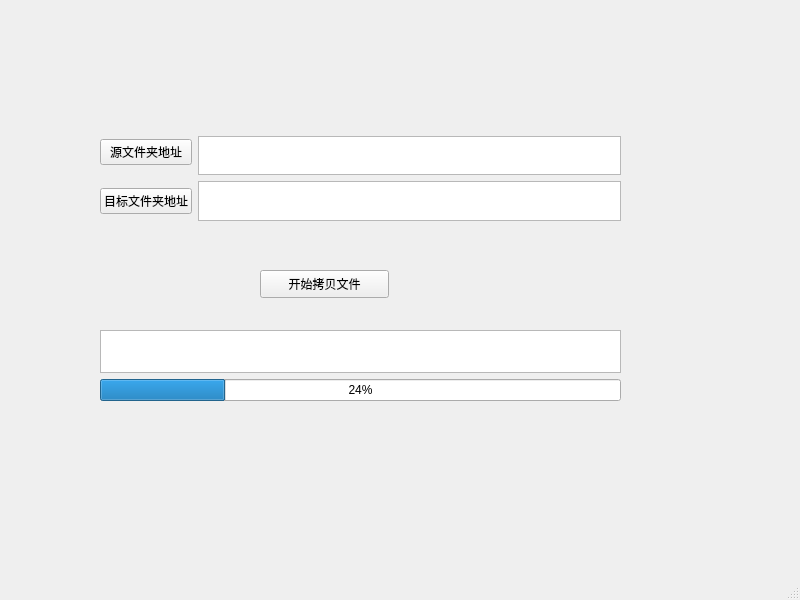
Qt form computer/copy_files/ui.ui (Alex98K/python_project) before a commit.
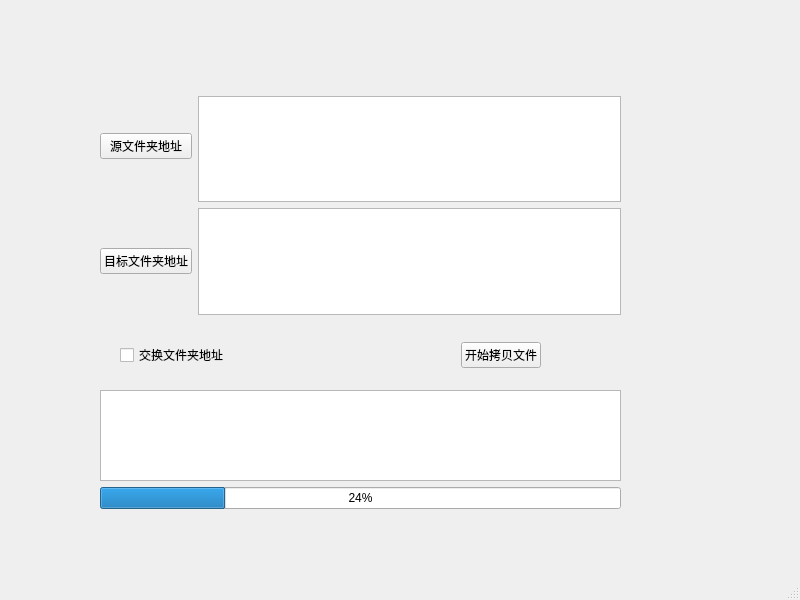
The same form after that commit.

Patch:
```diff
--- a/computer/copy_files/ui.ui
+++ b/computer/copy_files/ui.ui
@@ -18,22 +18,18 @@
     <property name="geometry">
      <rect>
       <x>100</x>
-      <y>130</y>
+      <y>90</y>
       <width>521</width>
-      <height>91</height>
+      <height>225</height>
      </rect>
     </property>
     <layout class="QGridLayout" name="gridLayout">
-     <item row="2" column="0">
-      <widget class="QPushButton" name="pushButton_2">
-       <property name="text">
-        <string>目标文件夹地址</string>
-       </property>
-      </widget>
-     </item>
-     <item row="2" column="1">
+     <item row="3" column="1">
       <widget class="QTextBrowser" name="textBrowser_2"/>
      </item>
+     <item row="1" column="1">
+      <widget class="QTextBrowser" name="textBrowser_1"/>
+     </item>
      <item row="0" column="0" rowspan="2">
       <widget class="QPushButton" name="pushButton_1">
        <property name="text">
@@ -41,31 +37,22 @@
        </property>
       </widget>
      </item>
-     <item row="1" column="1">
-      <widget class="QTextBrowser" name="textBrowser_1"/>
+     <item row="3" column="0">
+      <widget class="QPushButton" name="pushButton_2">
+       <property name="text">
+        <string>目标文件夹地址</string>
+       </property>
+      </widget>
      </item>
     </layout>
    </widget>
-   <widget class="QPushButton" name="pushButton_3">
-    <property name="geometry">
-     <rect>
-      <x>260</x>
-      <y>270</y>
-      <width>129</width>
-      <height>28</height>
-     </rect>
-    </property>
-    <property name="text">
-     <string>开始拷贝文件</string>
-    </property>
-   </widget>
-   <widget class="QWidget" name="">
+   <widget class="QWidget" name="layoutWidget">
     <property name="geometry">
      <rect>
       <x>100</x>
-      <y>330</y>
+      <y>390</y>
       <width>521</width>
-      <height>71</height>
+      <height>119</height>
      </rect>
     </property>
     <layout class="QVBoxLayout" name="verticalLayout">
@@ -81,6 +68,45 @@
      </item>
     </layout>
    </widget>
+   <widget class="QWidget" name="">
+    <property name="geometry">
+     <rect>
+      <x>120</x>
+      <y>340</y>
+      <width>421</width>
+      <height>30</height>
+     </rect>
+    </property>
+    <layout class="QHBoxLayout" name="horizontalLayout">
+     <item>
+      <widget class="QCheckBox" name="checkBox">
+       <property name="text">
+        <string>交换文件夹地址</string>
+       </property>
+      </widget>
+     </item>
+     <item>
+      <spacer name="horizontalSpacer">
+       <property name="orientation">
+        <enum>Qt::Horizontal</enum>
+       </property>
+       <property name="sizeHint" stdset="0">
+        <size>
+         <width>40</width>
+         <height>20</height>
+        </size>
+       </property>
+      </spacer>
+     </item>
+     <item>
+      <widget class="QPushButton" name="pushButton_3">
+       <property name="text">
+        <string>开始拷贝文件</string>
+       </property>
+      </widget>
+     </item>
+    </layout>
+   </widget>
   </widget>
   <widget class="QMenuBar" name="menubar">
    <property name="geometry">
```
